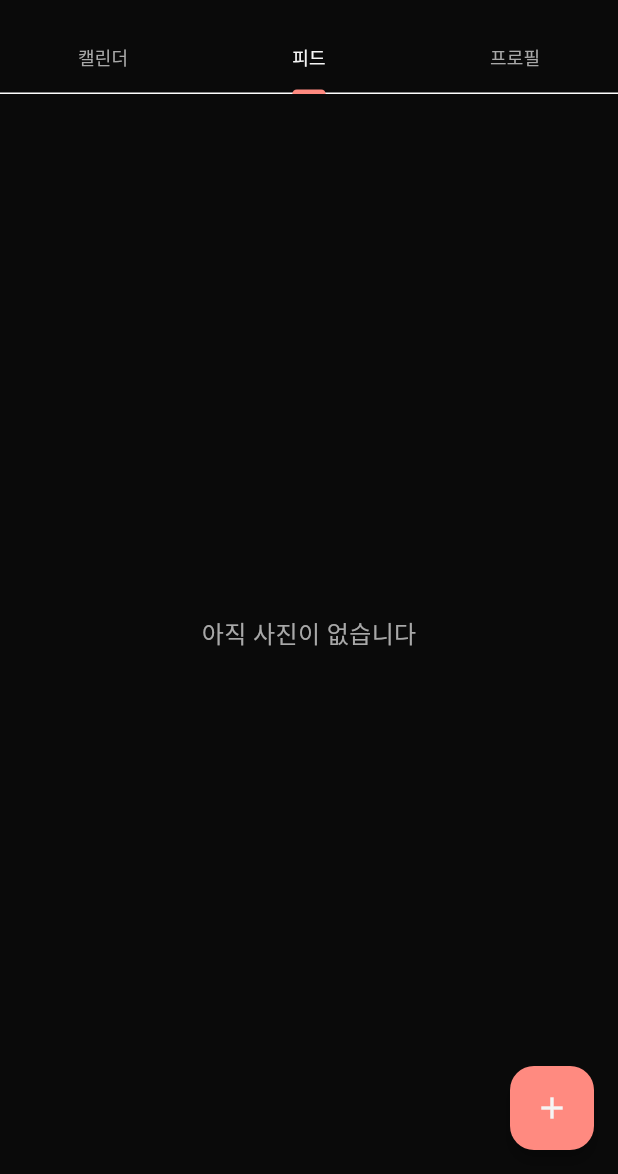
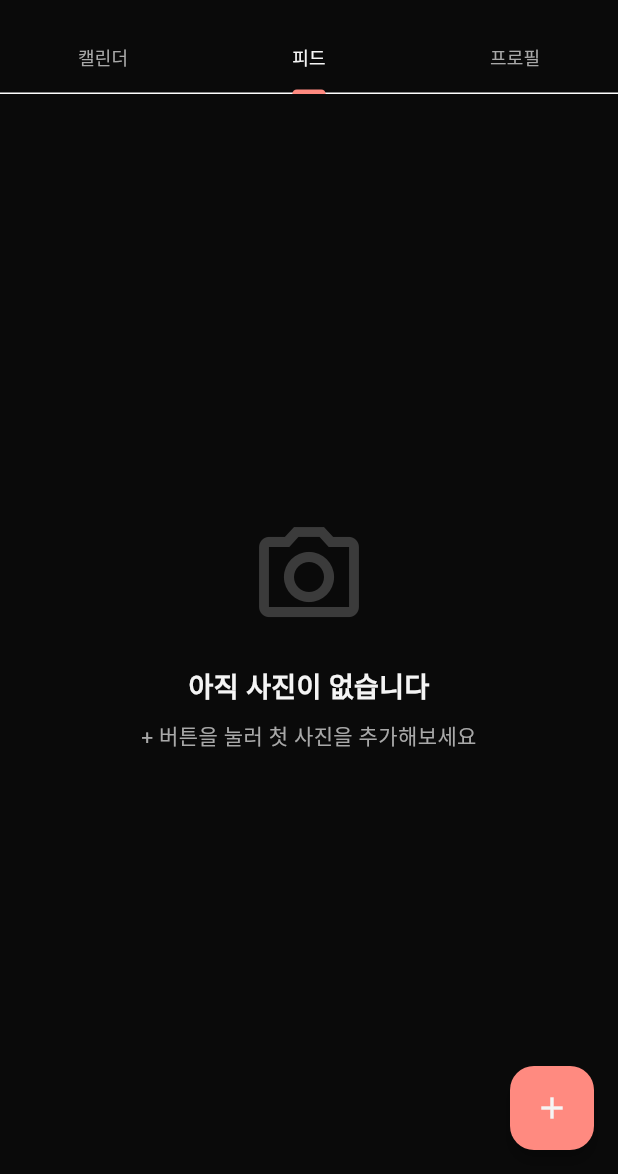
Before and after one commit to hyjoong/everyday-shot, a Flutter app: the screen it shows once a user with an empty profile is signed in, tab 2 chosen, on a phone screen of 412 x 824 dp, the part 62-1236 px from its top. Run offline on Flutter 3.47's test engine with Material 3 defaults, Android fonts, the phone set to English and light mode, and no system bars; our stand-ins replace cached_network_image, cloud_firestore, firebase_auth, firebase_core, firebase_storage, flutter_dotenv and 5 more; missing offline and left inert: kakao_flutter_sdk_user, photo_manager; accounts and stored records are empty; generated files the repository leaves out were written again.

Commit message:
feat: 피드 뷰 UI/UX 개선 - 사진 클릭 시 상세보기 연결 - 더보기 메뉴에 수정 옵션 추가 - empty state 개선 (아이콘, 설명 추가)

```diff
--- a/lib/screens/feed_view.dart
+++ b/lib/screens/feed_view.dart
@@ -5,6 +5,8 @@ import 'package:everyday_shot/constants/app_colors.dart';
 import 'package:everyday_shot/features/photo/providers/photo_provider.dart';
 import 'package:everyday_shot/widgets/cached_photo_image.dart';
 import 'package:everyday_shot/widgets/delete_photo_dialog.dart';
+import 'package:everyday_shot/screens/photo_detail_screen.dart';
+import 'package:everyday_shot/screens/edit_photo_screen.dart';
 
 class FeedView extends StatelessWidget {
   const FeedView({super.key});
@@ -32,6 +34,25 @@ class FeedView extends StatelessWidget {
                 borderRadius: BorderRadius.circular(2),
               ),
             ),
+            ListTile(
+              leading:
+                  const Icon(Icons.edit_outlined, color: AppColors.textPrimary),
+              title: const Text(
+                '수정',
+                style: TextStyle(color: AppColors.textPrimary, fontSize: 16),
+              ),
+              onTap: () async {
+                Navigator.pop(bottomSheetContext);
+
+                await Navigator.push<bool>(
+                  context,
+                  MaterialPageRoute(
+                    builder: (context) => EditPhotoScreen(photo: photo),
+                  ),
+                );
+              },
+            ),
+            const Divider(color: AppColors.divider),
             ListTile(
               leading: const Icon(Icons.delete_outline, color: AppColors.error),
               title: const Text(
@@ -90,13 +111,34 @@ class FeedView extends StatelessWidget {
         }
 
         if (photos.isEmpty) {
-          return const Center(
-            child: Text(
+          return Center(
+            child: Column(
+              mainAxisAlignment: MainAxisAlignment.center,
+              children: [
+                Icon(
+                  Icons.photo_camera_outlined,
+                  size: 80,
+                  color: AppColors.textTertiary.withValues(alpha: 0.5),
+                ),
+                const SizedBox(height: 20),
+                const Text(
                   '아직 사진이 없습니다',
                   style: TextStyle(
+                    color: AppColors.textPrimary,
+                    fontSize: 18,
+                    fontWeight: FontWeight.w600,
+                  ),
+                ),
+                const SizedBox(height: 8),
+                const Text(
+                  '+ 버튼을 눌러 첫 사진을 추가해보세요',
+                  style: TextStyle(
                     color: AppColors.textSecondary,
-                fontSize: 16,
+                    fontSize: 14,
                   ),
+                  textAlign: TextAlign.center,
+                ),
+              ],
             ),
           );
         }
@@ -114,7 +156,21 @@ class FeedView extends StatelessWidget {
                   // 사진 영역 (우측 상단에 더보기 아이콘)
                   Stack(
                     children: [
-                      AspectRatio(
+                      GestureDetector(
+                        onTap: () {
+                          Navigator.push(
+                            context,
+                            MaterialPageRoute(
+                              builder: (context) => PhotoDetailScreen(
+                                initialPhoto: photo,
+                                allPhotos: photos,
+                              ),
+                            ),
+                          );
+                        },
+                        child: Hero(
+                          tag: 'photo_${photo.id}',
+                          child: AspectRatio(
                             aspectRatio: 1,
                             child: ClipRRect(
                               borderRadius: BorderRadius.circular(8),
@@ -124,13 +180,15 @@ class FeedView extends StatelessWidget {
                               ),
                             ),
                           ),
+                        ),
+                      ),
                       // 우측 상단 더보기 버튼
                       Positioned(
                         top: 8,
                         right: 8,
                         child: Container(
                           decoration: BoxDecoration(
-                            color: Colors.black.withOpacity(0.5),
+                            color: Colors.black.withValues(alpha: 0.5),
                             shape: BoxShape.circle,
                           ),
                           child: IconButton(
```
Lines whose indentation alone changed are shown as unchanged.
